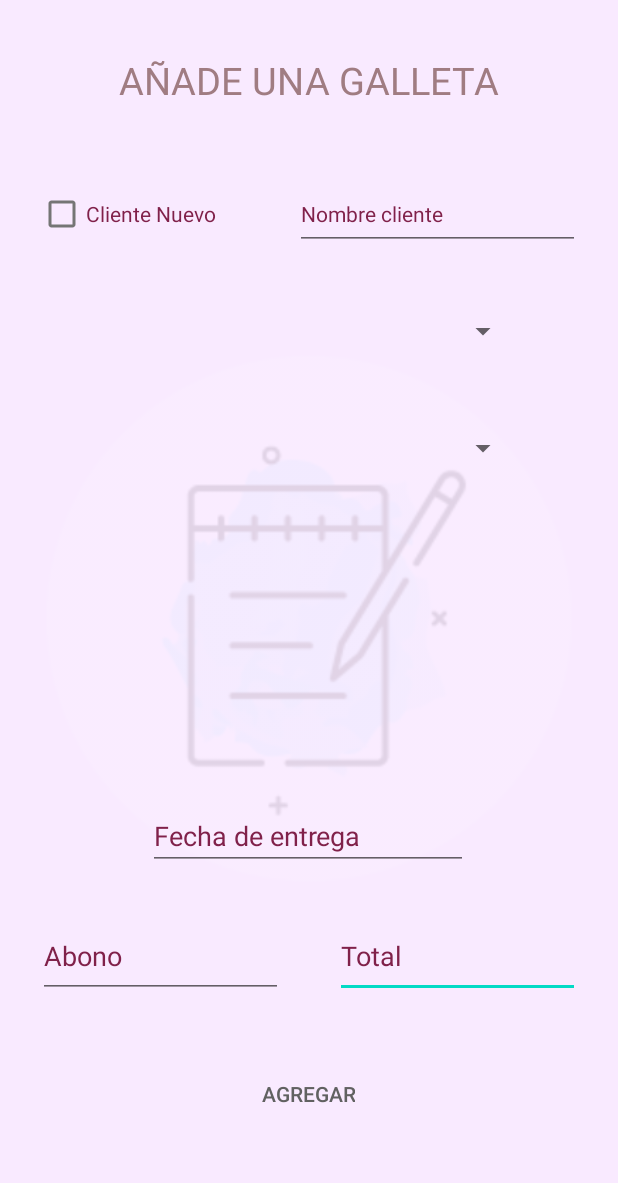
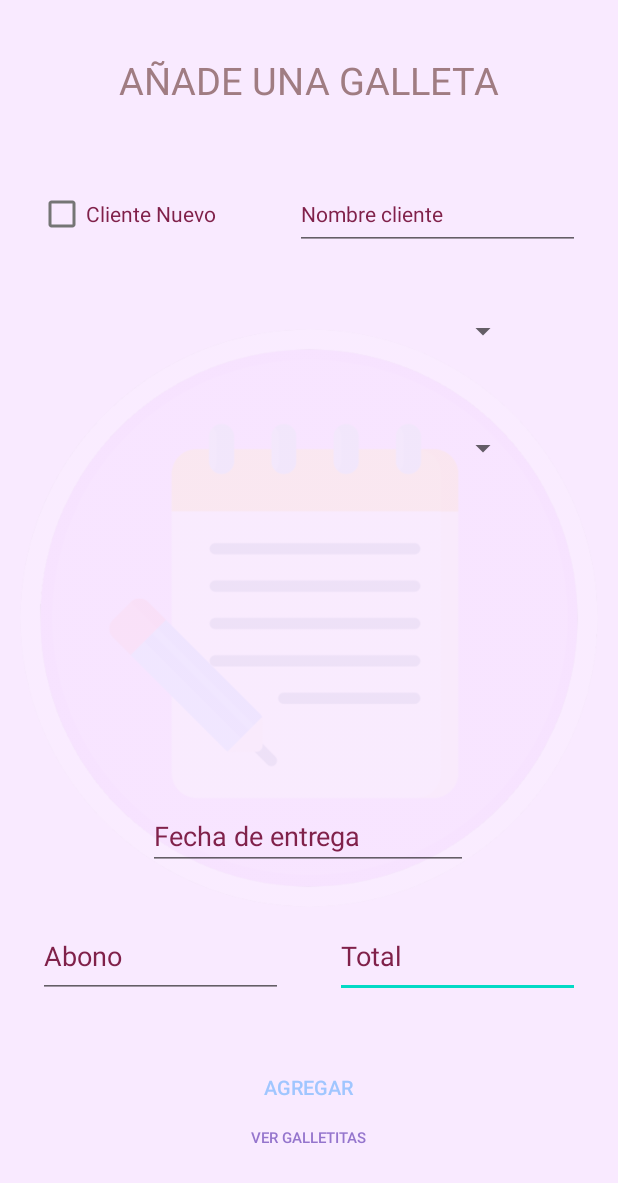
Before and after one commit to Rayencmv/EmideliApp, an Android app: the Pedido screen opened directly, with no data from a screen before it, on a phone screen of 412 x 824 dp. Shown: the top 1183 px of the screen. Run offline under Robolectric (Android 15) with nearby library versions, the phone set to English and light mode, and no system bars; Roboto replaces fonts that are not available here.

Commit message:
Diseño Pedido (Casi listo)

```diff
--- a/app/src/main/res/layout/activity_caledario.xml
+++ b/app/src/main/res/layout/activity_caledario.xml
@@ -20,12 +20,23 @@
         app:layout_constraintStart_toStartOf="parent"
         app:layout_constraintTop_toTopOf="parent" />
 
-    <androidx.recyclerview.widget.RecyclerView
-        android:layout_width="388dp"
-        android:layout_height="729dp"
+    <ImageView
+        android:id="@+id/imageView4"
+        android:layout_width="371dp"
+        android:layout_height="414dp"
+        android:alpha="0.1"
         app:layout_constraintBottom_toBottomOf="parent"
         app:layout_constraintEnd_toEndOf="parent"
-        app:layout_constraintHorizontal_bias="0.478"
+        app:layout_constraintStart_toStartOf="parent"
+        app:layout_constraintTop_toTopOf="parent"
+        app:srcCompat="@drawable/calendario" />
+
+    <androidx.recyclerview.widget.RecyclerView
+        android:layout_width="368dp"
+        android:layout_height="703dp"
+        app:layout_constraintBottom_toBottomOf="parent"
+        app:layout_constraintEnd_toEndOf="parent"
         app:layout_constraintStart_toStartOf="parent"
         app:layout_constraintTop_toTopOf="parent" />
+
 </androidx.constraintlayout.widget.ConstraintLayout>
--- a/app/src/main/res/layout/activity_login.xml
+++ b/app/src/main/res/layout/activity_login.xml
@@ -4,7 +4,7 @@
     xmlns:tools="http://schemas.android.com/tools"
     android:layout_width="match_parent"
     android:layout_height="match_parent"
-    android:background="#e8eaf6"
+    android:background="@color/color_background"
     tools:context=".Login">
 
     <ImageView
--- a/app/src/main/res/layout/activity_menu.xml
+++ b/app/src/main/res/layout/activity_menu.xml
@@ -4,7 +4,7 @@
     xmlns:tools="http://schemas.android.com/tools"
     android:layout_width="match_parent"
     android:layout_height="match_parent"
-    android:background="@color/color_background"
+    android:background="@drawable/fondo"
     tools:context=".Menu">
 
     <ImageView
@@ -42,7 +42,7 @@
         app:layout_constraintHorizontal_bias="0.498"
         app:layout_constraintStart_toStartOf="parent"
         app:layout_constraintTop_toBottomOf="@+id/imageView2"
-        app:srcCompat="@drawable/agregarpedido"
+        app:srcCompat="@drawable/pedido"
         tools:ignore="SpeakableTextPresentCheck" />
 
     <ImageView
--- a/app/src/main/res/layout/activity_pedido.xml
+++ b/app/src/main/res/layout/activity_pedido.xml
@@ -9,20 +9,22 @@
     tools:context=".Pedido">
 
     <Button
-        android:id="@+id/btnIngresarC2"
+        android:id="@+id/btnIngresarP"
         style="@style/Widget.AppCompat.Button.Borderless"
-        android:layout_width="wrap_content"
-        android:layout_height="wrap_content"
+        android:layout_width="107dp"
+        android:layout_height="35dp"
         android:layout_marginTop="40dp"
         android:text="Agregar"
-        android:textColor="@color/color_hint"
+        android:textColor="@color/color_buttons"
+        android:textSize="13sp"
         app:layout_constraintEnd_toEndOf="parent"
         app:layout_constraintHorizontal_bias="0.498"
         app:layout_constraintStart_toStartOf="parent"
-        app:layout_constraintTop_toBottomOf="@+id/editTextTextPersonName" />
+        app:layout_constraintTop_toBottomOf="@+id/txtAbono"
+        tools:ignore="TouchTargetSizeCheck" />
 
     <EditText
-        android:id="@+id/editTextTextPersonName2"
+        android:id="@+id/txtTotal"
         android:layout_width="163dp"
         android:layout_height="55dp"
         android:layout_marginTop="30dp"
@@ -32,19 +34,19 @@
         android:inputType="textPersonName"
         android:textColorHint="@color/color_text"
         app:layout_constraintEnd_toEndOf="parent"
-        app:layout_constraintTop_toBottomOf="@+id/editTextDate"
+        app:layout_constraintTop_toBottomOf="@+id/txtEntrega"
         tools:ignore="TouchTargetSizeCheck" />
 
     <ImageView
         android:id="@+id/imageView7"
-        android:layout_width="361dp"
-        android:layout_height="387dp"
+        android:layout_width="385dp"
+        android:layout_height="397dp"
         android:alpha="0.1"
         app:layout_constraintBottom_toBottomOf="parent"
         app:layout_constraintEnd_toEndOf="parent"
         app:layout_constraintStart_toStartOf="parent"
         app:layout_constraintTop_toTopOf="parent"
-        app:srcCompat="@drawable/agregarpedido" />
+        app:srcCompat="@drawable/pedido" />
 
     <TextView
         android:id="@+id/textView"
@@ -60,7 +62,7 @@
         app:layout_constraintTop_toTopOf="parent" />
 
     <CheckBox
-        android:id="@+id/checkBox"
+        android:id="@+id/cbNuevo"
         android:layout_width="wrap_content"
         android:layout_height="wrap_content"
         android:layout_marginStart="25dp"
@@ -71,18 +73,18 @@
         app:layout_constraintTop_toBottomOf="@+id/textView" />
 
     <Spinner
-        android:id="@+id/spinner"
+        android:id="@+id/spTipoPedido"
         style="@style/Widget.AppCompat.Spinner.DropDown"
         android:layout_width="279dp"
         android:layout_height="48dp"
         android:layout_marginTop="30dp"
         app:layout_constraintEnd_toEndOf="parent"
         app:layout_constraintStart_toStartOf="parent"
-        app:layout_constraintTop_toBottomOf="@+id/spinner2"
+        app:layout_constraintTop_toBottomOf="@+id/spCliente"
         tools:ignore="SpeakableTextPresentCheck" />
 
     <EditText
-        android:id="@+id/editTextTextPersonName"
+        android:id="@+id/txtAbono"
         style="@style/ThemeOverlay.Material3.TextInputEditText.OutlinedBox"
         android:layout_width="163dp"
         android:layout_height="55dp"
@@ -93,11 +95,11 @@
         android:inputType="textPersonName"
         android:textColorHint="@color/color_text"
         app:layout_constraintStart_toStartOf="parent"
-        app:layout_constraintTop_toBottomOf="@+id/editTextDate"
+        app:layout_constraintTop_toBottomOf="@+id/txtEntrega"
         tools:ignore="TouchTargetSizeCheck" />
 
     <EditText
-        android:id="@+id/editTextDate"
+        android:id="@+id/txtEntrega"
         android:layout_width="wrap_content"
         android:layout_height="wrap_content"
         android:layout_marginTop="212dp"
@@ -108,21 +110,21 @@
         app:layout_constraintEnd_toEndOf="parent"
         app:layout_constraintHorizontal_bias="0.497"
         app:layout_constraintStart_toStartOf="parent"
-        app:layout_constraintTop_toBottomOf="@+id/spinner"
+        app:layout_constraintTop_toBottomOf="@+id/spTipoPedido"
         tools:ignore="TouchTargetSizeCheck" />
 
     <Spinner
-        android:id="@+id/spinner2"
+        android:id="@+id/spCliente"
         android:layout_width="279dp"
         android:layout_height="48dp"
         android:layout_marginTop="30dp"
         app:layout_constraintEnd_toEndOf="parent"
         app:layout_constraintStart_toStartOf="parent"
-        app:layout_constraintTop_toBottomOf="@+id/editTextTextPersonName3"
+        app:layout_constraintTop_toBottomOf="@+id/txtNombreC"
         tools:ignore="SpeakableTextPresentCheck" />
 
     <EditText
-        android:id="@+id/editTextTextPersonName3"
+        android:id="@+id/txtNombreC"
         style="@style/Widget.AppCompat.TextView"
         android:layout_width="190dp"
         android:layout_height="wrap_content"
@@ -136,4 +138,19 @@
         app:layout_constraintEnd_toEndOf="parent"
         app:layout_constraintTop_toBottomOf="@+id/textView" />
 
+    <Button
+        android:id="@+id/btnVer"
+        style="@style/Widget.AppCompat.Button.Borderless.Colored"
+        android:layout_width="146dp"
+        android:layout_height="36dp"
+        android:text="Ver Galletitas"
+        android:textColor="@color/color_launch"
+        android:textColorLink="#a0c6ff"
+        android:textSize="10sp"
+        app:layout_constraintEnd_toEndOf="parent"
+        app:layout_constraintHorizontal_bias="0.498"
+        app:layout_constraintStart_toStartOf="parent"
+        app:layout_constraintTop_toBottomOf="@+id/btnIngresarP"
+        tools:ignore="TouchTargetSizeCheck" />
+
 </androidx.constraintlayout.widget.ConstraintLayout>
--- a/app/src/main/res/values/colors.xml
+++ b/app/src/main/res/values/colors.xml
@@ -13,6 +13,7 @@
     <color name="color_background">#f9eaff</color>
     <color name="color_text">#80214a</color>
     <color name="color_titles">#a07c82</color>
+    <color name="color_buttons">#a0c6ff</color>
 
     <color name="mytoast">
         <item name="stTextBold">true</item>
```
Also changed, not shown: app/src/main/res/drawable/agregarpedido.png (deleted), app/src/main/res/drawable/agregarusuario.png (deleted), app/src/main/res/drawable/calendario.png, app/src/main/res/drawable/cliente.png, app/src/main/res/drawable/fondo.png (added), app/src/main/res/drawable/pedido.png (added).
